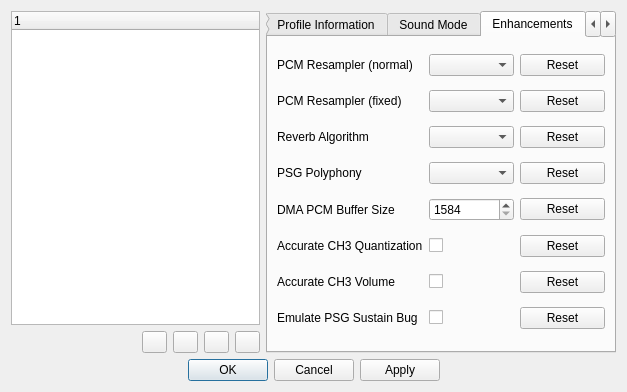
Above: src/agbplay-gui/ProfileSettingsWindow.ui from ipatix/agbplay before the change. Below: the same form after it.
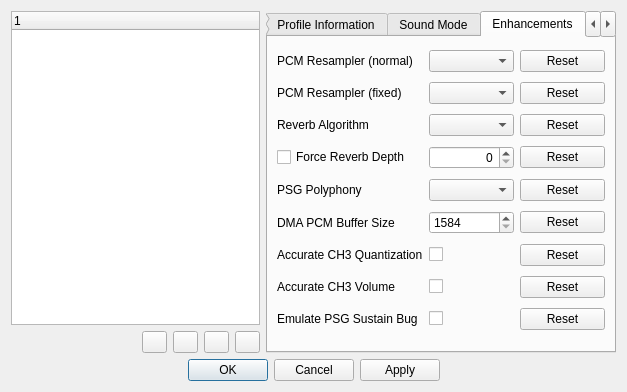
That is the form after the change. The open tabs and pages were chosen to show the change. Icons and pictures are not drawn.

Commit message: Implement global reverb override (fix #95)

Diff of the .ui file:
```diff
--- a/src/agbplay-gui/ProfileSettingsWindow.ui
+++ b/src/agbplay-gui/ProfileSettingsWindow.ui
@@ -271,19 +271,6 @@
          <string>Enhancements</string>
         </attribute>
         <layout class="QGridLayout" name="gridLayout_2">
-         <item row="2" column="1">
-          <widget class="QComboBox" name="comboBoxRevAlgo"/>
-         </item>
-         <item row="5" column="0">
-          <widget class="QLabel" name="label_14">
-           <property name="layoutDirection">
-            <enum>Qt::LayoutDirection::LeftToRight</enum>
-           </property>
-           <property name="text">
-            <string>Accurate CH3 Quantization</string>
-           </property>
-          </widget>
-         </item>
          <item row="0" column="2">
           <widget class="QPushButton" name="pushButtonResTypeNormal">
            <property name="text">
@@ -291,24 +278,10 @@
            </property>
           </widget>
          </item>
-         <item row="0" column="0">
-          <widget class="QLabel" name="label_10">
+         <item row="8" column="0">
+          <widget class="QLabel" name="label_16">
            <property name="text">
-            <string>PCM Resampler (normal)</string>
-           </property>
-          </widget>
-         </item>
-         <item row="2" column="2">
-          <widget class="QPushButton" name="pushButtonRevAlgo">
-           <property name="text">
-            <string>Reset</string>
-           </property>
-          </widget>
-         </item>
-         <item row="5" column="1">
-          <widget class="QCheckBox" name="checkBoxCh3Quant">
-           <property name="text">
-            <string/>
+            <string>Emulate PSG Sustain Bug</string>
            </property>
           </widget>
          </item>
@@ -319,66 +292,24 @@
            </property>
           </widget>
          </item>
-         <item row="6" column="0">
-          <widget class="QLabel" name="label_15">
-           <property name="text">
-            <string>Accurate CH3 Volume</string>
-           </property>
-          </widget>
-         </item>
-         <item row="1" column="2">
-          <widget class="QPushButton" name="pushButtonResTypeFixed">
-           <property name="text">
-            <string>Reset</string>
-           </property>
-          </widget>
-         </item>
          <item row="4" column="0">
-          <widget class="QLabel" name="label_13">
-           <property name="text">
-            <string>DMA PCM Buffer Size</string>
-           </property>
-          </widget>
-         </item>
-         <item row="2" column="0">
-          <widget class="QLabel" name="label_12">
-           <property name="text">
-            <string>Reverb Algorithm</string>
-           </property>
-          </widget>
-         </item>
-         <item row="3" column="1">
-          <widget class="QComboBox" name="comboBoxPsgPoly"/>
-         </item>
-         <item row="5" column="2">
-          <widget class="QPushButton" name="pushButtonCh3Quant">
-           <property name="text">
-            <string>Reset</string>
-           </property>
-          </widget>
-         </item>
-         <item row="3" column="2">
-          <widget class="QPushButton" name="pushButtonPsgPoly">
-           <property name="text">
-            <string>Reset</string>
-           </property>
-          </widget>
-         </item>
-         <item row="7" column="2">
-          <widget class="QPushButton" name="pushButtonPsgSus">
-           <property name="text">
-            <string>Reset</string>
-           </property>
-          </widget>
-         </item>
-         <item row="3" column="0">
           <widget class="QLabel" name="label_17">
            <property name="text">
             <string>PSG Polyphony</string>
            </property>
           </widget>
          </item>
-         <item row="4" column="1">
+         <item row="2" column="0">
+          <widget class="QLabel" name="label_12">
+           <property name="text">
+            <string>Reverb Algorithm</string>
+           </property>
+          </widget>
+         </item>
+         <item row="2" column="1">
+          <widget class="QComboBox" name="comboBoxRevAlgo"/>
+         </item>
+         <item row="5" column="1">
           <widget class="QSpinBox" name="spinBoxDmaBufLen">
            <property name="minimum">
             <number>1584</number>
@@ -391,8 +322,22 @@
            </property>
           </widget>
          </item>
+         <item row="8" column="2">
+          <widget class="QPushButton" name="pushButtonPsgSus">
+           <property name="text">
+            <string>Reset</string>
+           </property>
+          </widget>
+         </item>
+         <item row="7" column="2">
+          <widget class="QPushButton" name="pushButtonCh3Vol">
+           <property name="text">
+            <string>Reset</string>
+           </property>
+          </widget>
+         </item>
          <item row="4" column="2">
-          <widget class="QPushButton" name="pushButtonDmaBufLen">
+          <widget class="QPushButton" name="pushButtonPsgPoly">
            <property name="text">
             <string>Reset</string>
            </property>
@@ -401,34 +346,116 @@
          <item row="1" column="1">
           <widget class="QComboBox" name="comboBoxResTypeFixed"/>
          </item>
+         <item row="8" column="1">
+          <widget class="QCheckBox" name="checkBoxPsgSus">
+           <property name="text">
+            <string/>
+           </property>
+          </widget>
+         </item>
          <item row="0" column="1">
           <widget class="QComboBox" name="comboBoxResTypeNormal"/>
          </item>
-         <item row="7" column="1">
-          <widget class="QCheckBox" name="checkBoxPsgSus">
+         <item row="5" column="2">
+          <widget class="QPushButton" name="pushButtonDmaBufLen">
            <property name="text">
-            <string/>
+            <string>Reset</string>
+           </property>
+          </widget>
+         </item>
+         <item row="0" column="0">
+          <widget class="QLabel" name="label_10">
+           <property name="text">
+            <string>PCM Resampler (normal)</string>
+           </property>
+          </widget>
+         </item>
+         <item row="1" column="2">
+          <widget class="QPushButton" name="pushButtonResTypeFixed">
+           <property name="text">
+            <string>Reset</string>
+           </property>
+          </widget>
+         </item>
+         <item row="2" column="2">
+          <widget class="QPushButton" name="pushButtonRevAlgo">
+           <property name="text">
+            <string>Reset</string>
            </property>
           </widget>
          </item>
          <item row="6" column="2">
-          <widget class="QPushButton" name="pushButtonCh3Vol">
+          <widget class="QPushButton" name="pushButtonCh3Quant">
            <property name="text">
             <string>Reset</string>
            </property>
           </widget>
          </item>
+         <item row="4" column="1">
+          <widget class="QComboBox" name="comboBoxPsgPoly"/>
+         </item>
          <item row="6" column="1">
-          <widget class="QCheckBox" name="checkBoxCh3Vol">
+          <widget class="QCheckBox" name="checkBoxCh3Quant">
            <property name="text">
             <string/>
            </property>
           </widget>
          </item>
          <item row="7" column="0">
-          <widget class="QLabel" name="label_16">
+          <widget class="QLabel" name="label_15">
            <property name="text">
-            <string>Emulate PSG Sustain Bug</string>
+            <string>Accurate CH3 Volume</string>
+           </property>
+          </widget>
+         </item>
+         <item row="5" column="0">
+          <widget class="QLabel" name="label_13">
+           <property name="text">
+            <string>DMA PCM Buffer Size</string>
+           </property>
+          </widget>
+         </item>
+         <item row="6" column="0">
+          <widget class="QLabel" name="label_14">
+           <property name="layoutDirection">
+            <enum>Qt::LayoutDirection::LeftToRight</enum>
+           </property>
+           <property name="text">
+            <string>Accurate CH3 Quantization</string>
+           </property>
+          </widget>
+         </item>
+         <item row="7" column="1">
+          <widget class="QCheckBox" name="checkBoxCh3Vol">
+           <property name="text">
+            <string/>
+           </property>
+          </widget>
+         </item>
+         <item row="3" column="1">
+          <widget class="QSpinBox" name="spinBoxRevForce">
+           <property name="alignment">
+            <set>Qt::AlignmentFlag::AlignRight|Qt::AlignmentFlag::AlignTrailing|Qt::AlignmentFlag::AlignVCenter</set>
+           </property>
+           <property name="maximum">
+            <number>127</number>
+           </property>
+          </widget>
+         </item>
+         <item row="3" column="2">
+          <widget class="QPushButton" name="pushButtonRevForce">
+           <property name="text">
+            <string>Reset</string>
+           </property>
+          </widget>
+         </item>
+         <item row="3" column="0">
+          <widget class="QCheckBox" name="checkBoxRevForce">
+           <property name="layoutDirection">
+            <enum>Qt::LayoutDirection::LeftToRight</enum>
+           </property>
+           <property name="text">
+            <string>Force Reverb Depth</string>
            </property>
           </widget>
          </item>
```
Left out of the diff: 2 changed lines with no effect on the pictures. The commit also changes 8 other files.
